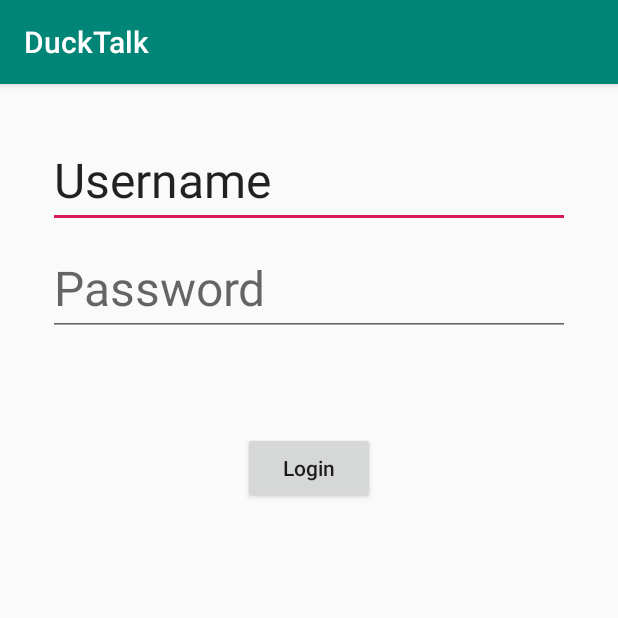
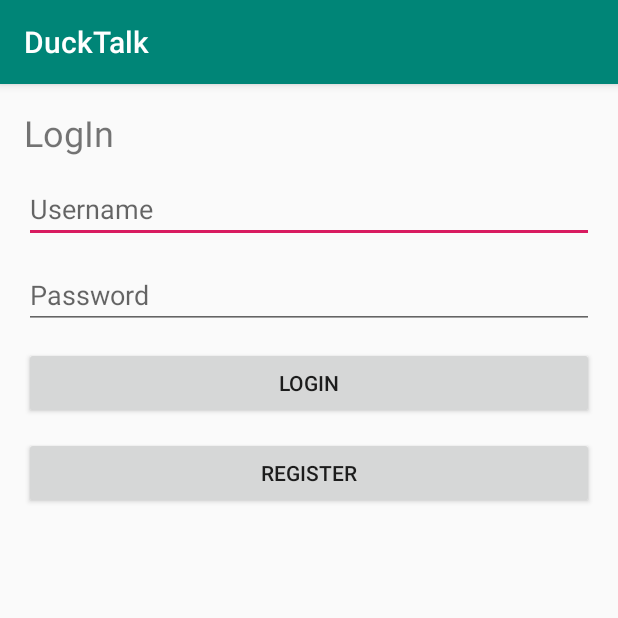
Before and after one commit to schoenChris/DuckTalk2, an Android app: the screen it shows after launch (MainActivity before the commit, LogInActivity after it), on a phone screen of 412 x 824 dp, the top half of it. Run offline under Robolectric (Android 15) with nearby library versions, the phone set to English and light mode, and no system bars.

Commit message:
Änderungen:
MainActivity:
- startet nur noch LogInActivity

LogInActivity:
- neue Activity zum einloggen
- UI für LogIn
- Weiterleitung an RegisterActivity mit Übergabe des Usernamen
- LogIn Funktion muss implementiert werden

RegisterActivity:
- neue Activity zum registrieren
- UI fürs Registrieren
- Register Funktion muss implementiert werden

```diff
--- /dev/null
+++ b/app/src/main/java/com/infoag/ducktalk/LogInActivity.java
@@ -0,0 +1,50 @@
+package com.infoag.ducktalk;
+
+import android.content.Intent;
+import android.support.v7.app.AppCompatActivity;
+import android.os.Bundle;
+import android.view.View;
+import android.widget.Button;
+import android.widget.EditText;
+
+public class LogInActivity extends AppCompatActivity {
+
+    private EditText usernameEdit;
+    private EditText passwordEdit;
+
+    @Override
+    protected void onCreate(Bundle savedInstanceState) {
+        super.onCreate(savedInstanceState);
+        setContentView(R.layout.activity_log_in);
+
+        usernameEdit = findViewById(R.id.usernameField);
+        passwordEdit = findViewById(R.id.passwordField);
+
+        Button logInButton = findViewById(R.id.logInButton);
+        logInButton.setOnClickListener(new View.OnClickListener() {
+            @Override
+            public void onClick(View v) {
+                attemptLogin();
+            }
+        });
+
+        Button registerButton = findViewById(R.id.registerButton);
+        registerButton.setOnClickListener(new View.OnClickListener() {
+            @Override
+            public void onClick(View v) {
+                String usernameText = usernameEdit.getText().toString();
+                Intent intent = new Intent(LogInActivity.this, RegisterActivity.class);
+                intent.putExtra("username_message", usernameText);
+                startActivity(intent);
+            }
+        });
+    }
+
+    public void attemptLogin() {
+
+        // Missing
+
+
+    }
+
+}
--- a/app/src/main/java/com/infoag/ducktalk/MainActivity.java
+++ b/app/src/main/java/com/infoag/ducktalk/MainActivity.java
@@ -11,14 +11,9 @@ public class MainActivity extends AppCompatActivity {
     protected void onCreate(Bundle savedInstanceState) {
         super.onCreate(savedInstanceState);
         setContentView(R.layout.activity_main);
-        final Intent intent = new Intent(this, SettingsActivity.class);
-        findViewById(R.id.login).setOnClickListener(new View.OnClickListener() {
-            @Override
-            public void onClick(View view) {
-                startActivity(intent);
-            }
-        });
-        // Test
 
+        Intent intent = new Intent(this, LogInActivity.class);
+        intent.setFlags(Intent.FLAG_ACTIVITY_NEW_TASK | Intent.FLAG_ACTIVITY_CLEAR_TASK);
+        startActivity(intent);
     }
 }
--- /dev/null
+++ b/app/src/main/res/layout/activity_log_in.xml
@@ -0,0 +1,86 @@
+<?xml version="1.0" encoding="utf-8"?>
+<android.support.constraint.ConstraintLayout xmlns:android="http://schemas.android.com/apk/res/android"
+    xmlns:app="http://schemas.android.com/apk/res-auto"
+    xmlns:tools="http://schemas.android.com/tools"
+    android:layout_width="match_parent"
+    android:layout_height="match_parent"
+    tools:context="com.infoag.ducktalk.LogInActivity">
+
+    <TextView
+        android:id="@+id/logInTextView"
+        android:layout_width="0dp"
+        android:layout_height="wrap_content"
+        android:layout_marginStart="16dp"
+        android:layout_marginLeft="16dp"
+        android:layout_marginTop="16dp"
+        android:text="LogIn"
+        android:textSize="24sp"
+        app:layout_constraintEnd_toEndOf="parent"
+        app:layout_constraintHorizontal_bias="0.0"
+        app:layout_constraintStart_toStartOf="parent"
+        app:layout_constraintTop_toTopOf="parent" />
+
+    <EditText
+        android:id="@+id/usernameField"
+        android:layout_width="0dp"
+        android:layout_height="wrap_content"
+        android:layout_marginStart="16dp"
+        android:layout_marginLeft="16dp"
+        android:layout_marginTop="12dp"
+        android:layout_marginEnd="16dp"
+        android:layout_marginRight="16dp"
+        android:ems="10"
+        android:hint="Username"
+        app:layout_constraintEnd_toEndOf="parent"
+        app:layout_constraintHorizontal_bias="0.0"
+        app:layout_constraintStart_toStartOf="parent"
+        app:layout_constraintTop_toBottomOf="@+id/logInTextView" />
+
+    <EditText
+        android:id="@+id/passwordField"
+        android:layout_width="0dp"
+        android:layout_height="wrap_content"
+        android:layout_marginStart="16dp"
+        android:layout_marginLeft="16dp"
+        android:layout_marginTop="12dp"
+        android:layout_marginEnd="16dp"
+        android:layout_marginRight="16dp"
+        android:ems="10"
+        android:hint="Password"
+        android:inputType="textPassword"
+        app:layout_constraintEnd_toEndOf="parent"
+        app:layout_constraintHorizontal_bias="0.0"
+        app:layout_constraintStart_toStartOf="parent"
+        app:layout_constraintTop_toBottomOf="@+id/usernameField" />
+
+    <Button
+        android:id="@+id/logInButton"
+        android:layout_width="0dp"
+        android:layout_height="wrap_content"
+        android:layout_marginStart="16dp"
+        android:layout_marginLeft="16dp"
+        android:layout_marginTop="12dp"
+        android:layout_marginEnd="16dp"
+        android:layout_marginRight="16dp"
+        android:text="LogIn"
+        app:layout_constraintEnd_toEndOf="parent"
+        app:layout_constraintHorizontal_bias="0.0"
+        app:layout_constraintStart_toStartOf="parent"
+        app:layout_constraintTop_toBottomOf="@+id/passwordField" />
+
+    <Button
+        android:id="@+id/registerButton"
+        android:layout_width="0dp"
+        android:layout_height="wrap_content"
+        android:layout_marginStart="16dp"
+        android:layout_marginLeft="16dp"
+        android:layout_marginTop="12dp"
+        android:layout_marginEnd="16dp"
+        android:layout_marginRight="16dp"
+        android:text="Register"
+        app:layout_constraintEnd_toEndOf="parent"
+        app:layout_constraintHorizontal_bias="0.0"
+        app:layout_constraintStart_toStartOf="parent"
+        app:layout_constraintTop_toBottomOf="@+id/logInButton" />
+
+</android.support.constraint.ConstraintLayout>
--- a/app/src/main/res/layout/activity_main.xml
+++ b/app/src/main/res/layout/activity_main.xml
@@ -6,55 +6,4 @@
     android:layout_height="match_parent"
     tools:context=".MainActivity">
 
-    <EditText
-        android:id="@+id/username"
-        android:layout_width="0dp"
-        android:layout_height="wrap_content"
-        android:layout_marginStart="32dp"
-        android:layout_marginLeft="32dp"
-        android:layout_marginTop="32dp"
-        android:layout_marginEnd="32dp"
-        android:layout_marginRight="32dp"
-        android:ems="10"
-        android:hint="@string/username_hint"
-        android:inputType="textPersonName"
-        android:text="@string/username"
-        android:textSize="32sp"
-        app:layout_constraintEnd_toEndOf="parent"
-        app:layout_constraintStart_toStartOf="parent"
-        android:autofillHints="username"
-        app:layout_constraintTop_toTopOf="parent" />
-
-    <EditText
-        android:id="@+id/password"
-        android:layout_width="0dp"
-        android:layout_height="wrap_content"
-        android:layout_marginStart="32dp"
-        android:layout_marginLeft="32dp"
-        android:layout_marginTop="8dp"
-        android:layout_marginEnd="32dp"
-        android:layout_marginRight="32dp"
-        android:autofillHints="password"
-        android:ems="10"
-        android:hint="@string/password"
-        android:inputType="textPassword"
-        android:textSize="32sp"
-        app:layout_constraintEnd_toEndOf="parent"
-        app:layout_constraintStart_toStartOf="parent"
-        app:layout_constraintTop_toBottomOf="@+id/username" />
-
-    <Button
-        android:id="@+id/login"
-        android:layout_width="wrap_content"
-        android:layout_height="wrap_content"
-        android:layout_marginStart="8dp"
-        android:layout_marginLeft="8dp"
-        android:layout_marginTop="64dp"
-        android:layout_marginEnd="8dp"
-        android:layout_marginRight="8dp"
-        android:text="@string/login"
-        android:textAllCaps="false"
-        app:layout_constraintEnd_toEndOf="parent"
-        app:layout_constraintStart_toStartOf="parent"
-        app:layout_constraintTop_toBottomOf="@+id/password" />
 </android.support.constraint.ConstraintLayout>
```
Also changed, not shown: app/src/main/AndroidManifest.xml (+5 -3 lines), app/src/main/java/com/infoag/ducktalk/RegisterActivity.java (added, +45 -0 lines), app/src/main/res/layout/activity_register.xml (added, +87 -0 lines).
